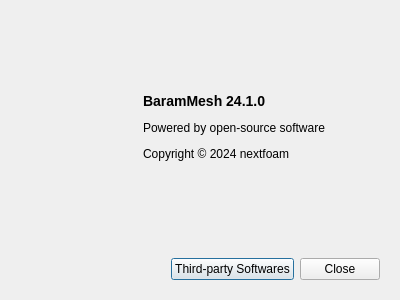
This is baramMesh/view/menu/help/about_dialog.ui in nextfoam/baram as Qt 5 draws it before an edit. The edited form follows.
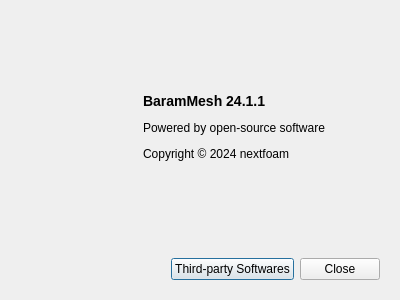
This is the edited form.

Patch:
```diff
--- a/baramMesh/view/menu/help/about_dialog.ui
+++ b/baramMesh/view/menu/help/about_dialog.ui
@@ -90,7 +90,7 @@
          </sizepolicy>
         </property>
         <property name="text">
-         <string>&lt;p&gt;&lt;b&gt;&lt;font size=&quot;4&quot;&gt;BaramMesh 24.1.0&lt;/font&gt;&lt;/b&gt;&lt;/p&gt;
+         <string>&lt;p&gt;&lt;b&gt;&lt;font size=&quot;4&quot;&gt;BaramMesh 24.1.1&lt;/font&gt;&lt;/b&gt;&lt;/p&gt;
 
 &lt;p&gt;Powered by open-source software&lt;/p&gt;
 
```
